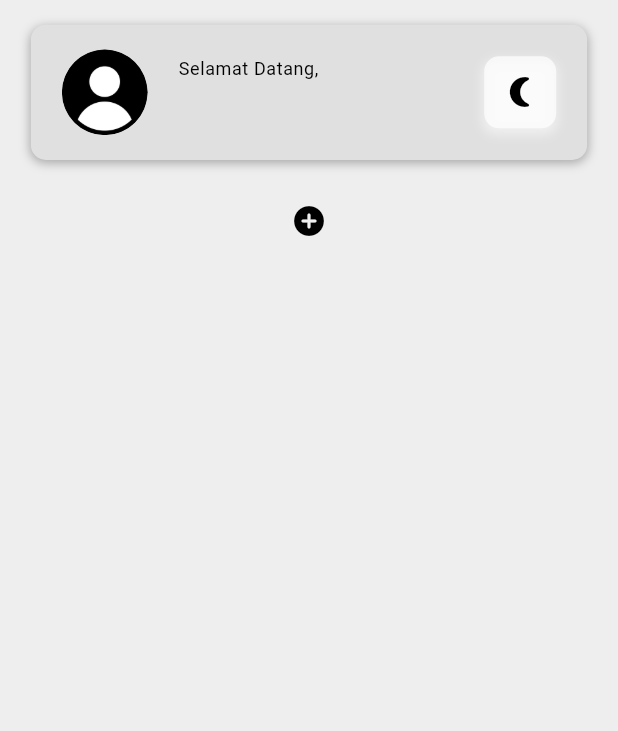
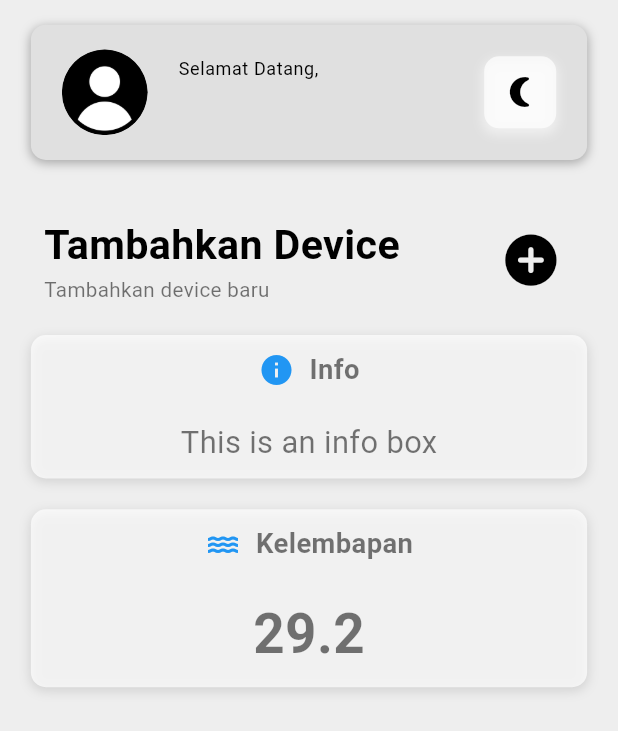
Before and after one commit to izasoerya/agrihub, a Flutter app: the AppLayout screen opened by its route, on a phone screen of 412 x 824 dp. Shown: the top 731 px of the screen. Run offline on Flutter 3.47's test engine with Material 3 defaults, Android fonts, the phone set to English and light mode, and no system bars; our stand-ins replace cloud_firestore, firebase_core, flutter_bloc, flutter_screenutil, go_router, modal_bottom_sheet; accounts and stored records are empty.

Commit message:
feat: ui for dashboard page

```diff
--- a/lib/src/presentation/layout/app_layout.dart
+++ b/lib/src/presentation/layout/app_layout.dart
@@ -7,7 +7,7 @@ class AppLayout extends StatelessWidget {
   @override
   Widget build(BuildContext context) {
     return Scaffold(
-      body: SafeArea(child: child),
+      body: SingleChildScrollView(child: SafeArea(child: child)),
     );
   }
 }
--- a/lib/src/presentation/pages/dashboard.dart
+++ b/lib/src/presentation/pages/dashboard.dart
@@ -1,5 +1,7 @@
 import 'package:agrihub/src/app/use_cases/add_device_handler.dart';
 import 'package:agrihub/src/presentation/widgets/atom/auth_text_field.dart';
+import 'package:agrihub/src/presentation/widgets/atom/data_box.dart';
+import 'package:agrihub/src/presentation/widgets/atom/info_box.dart';
 import 'package:agrihub/src/presentation/widgets/atom/submit_button.dart';
 import 'package:agrihub/src/presentation/widgets/organism/header_content.dart';
 import 'package:agrihub/src/presentation/widgets/organism/header_profile.dart';
@@ -67,11 +69,37 @@ class _DashboardPageState extends State<DashboardPage> {
                 .addDevice(callBack)),
       ],
     );
-    return Column(
-      children: [
-        const HeaderProfile(),
-        ModalBottomSheet(content: contentBottomSheet),
-      ],
+    return SizedBox(
+      width: 1.sw,
+      child: Column(
+        children: [
+          const HeaderProfile(),
+          SizedBox(height: 0.025.sh),
+          Row(
+            mainAxisAlignment: MainAxisAlignment.spaceAround,
+            children: [
+              const HeaderContent(
+                heading: 'Tambahkan Device',
+                subheading: 'Tambahkan device baru',
+                includeToggle: false,
+              ),
+              ModalBottomSheet(content: contentBottomSheet),
+            ],
+          ),
+          SizedBox(height: 0.025.sh),
+          InfoBox(
+            title: 'Info',
+            data: 'This is an info box',
+            icon: Icons.info,
+          ),
+          SizedBox(height: 0.025.sh),
+          DataBox(
+            title: 'Kelembapan',
+            data: '29.2',
+            icon: Icons.water,
+          ),
+        ],
+      ),
     );
   }
 }
--- /dev/null
+++ b/lib/src/presentation/widgets/atom/data_box.dart
@@ -0,0 +1,57 @@
+import 'package:flutter/material.dart';
+import 'package:flutter_screenutil/flutter_screenutil.dart';
+
+class DataBox extends StatelessWidget {
+  final String title;
+  final String data;
+  final IconData icon;
+
+  const DataBox({
+    super.key,
+    required this.title,
+    required this.data,
+    required this.icon,
+  });
+
+  @override
+  Widget build(BuildContext context) {
+    return Container(
+      margin: EdgeInsets.symmetric(horizontal: 0.05.sw),
+      padding: const EdgeInsets.all(10),
+      decoration: BoxDecoration(
+        color: Theme.of(context).colorScheme.secondary,
+        borderRadius: BorderRadius.circular(10),
+        boxShadow: const [
+          BoxShadow(
+            color: Colors.black12,
+            offset: Offset(0, 2),
+            blurRadius: 6,
+          ),
+        ],
+      ),
+      child: Column(
+        children: [
+          Row(
+            mainAxisAlignment: MainAxisAlignment.center,
+            children: [
+              Icon(icon, color: Colors.blue),
+              const SizedBox(width: 10),
+              Text(title,
+                  style:
+                      TextStyle(fontSize: 16.sp, fontWeight: FontWeight.bold)),
+            ],
+          ),
+          SizedBox(height: 0.025.sh),
+          Text(
+            data,
+            style: TextStyle(
+              fontSize: 32.sp,
+              fontWeight: FontWeight.bold,
+              color: Theme.of(context).textTheme.bodyMedium!.color,
+            ),
+          ),
+        ],
+      ),
+    );
+  }
+}
--- /dev/null
+++ b/lib/src/presentation/widgets/atom/info_box.dart
@@ -0,0 +1,57 @@
+import 'package:flutter/material.dart';
+import 'package:flutter_screenutil/flutter_screenutil.dart';
+
+class InfoBox extends StatelessWidget {
+  final String title;
+  final String data;
+  final IconData icon;
+
+  const InfoBox({
+    super.key,
+    required this.title,
+    required this.data,
+    required this.icon,
+  });
+
+  @override
+  Widget build(BuildContext context) {
+    return Container(
+      margin: EdgeInsets.symmetric(horizontal: 0.05.sw),
+      padding: const EdgeInsets.all(10),
+      decoration: BoxDecoration(
+        color: Theme.of(context).colorScheme.secondary,
+        borderRadius: BorderRadius.circular(10),
+        boxShadow: const [
+          BoxShadow(
+            color: Colors.black12,
+            offset: Offset(0, 2),
+            blurRadius: 6,
+          ),
+        ],
+      ),
+      child: Column(
+        children: [
+          Row(
+            mainAxisAlignment: MainAxisAlignment.center,
+            children: [
+              Icon(Icons.info, color: Colors.blue),
+              const SizedBox(width: 10),
+              Text('Info',
+                  style:
+                      TextStyle(fontSize: 16.sp, fontWeight: FontWeight.bold)),
+            ],
+          ),
+          SizedBox(height: 0.025.sh),
+          Text(
+            'This is an info box',
+            style: TextStyle(
+              fontSize: 18.sp,
+              fontWeight: FontWeight.normal,
+              color: Theme.of(context).textTheme.bodyMedium!.color,
+            ),
+          ),
+        ],
+      ),
+    );
+  }
+}
--- a/lib/src/presentation/widgets/atom/modal_bottom_sheet.dart
+++ b/lib/src/presentation/widgets/atom/modal_bottom_sheet.dart
@@ -34,7 +34,7 @@ class _ModalBottomSheetState extends State<ModalBottomSheet> {
           ),
         );
       },
-      icon: const Icon(Icons.add_circle_rounded),
+      icon: Icon(Icons.add_circle_rounded, size: 0.1.sw),
     );
   }
 }
```
